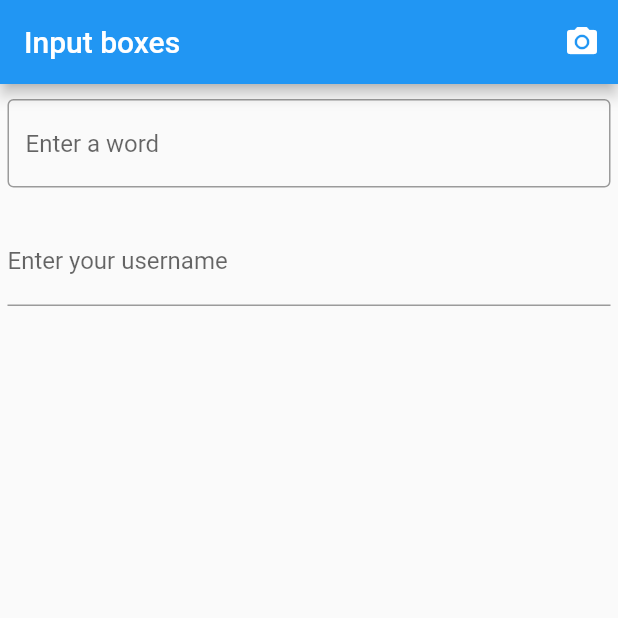
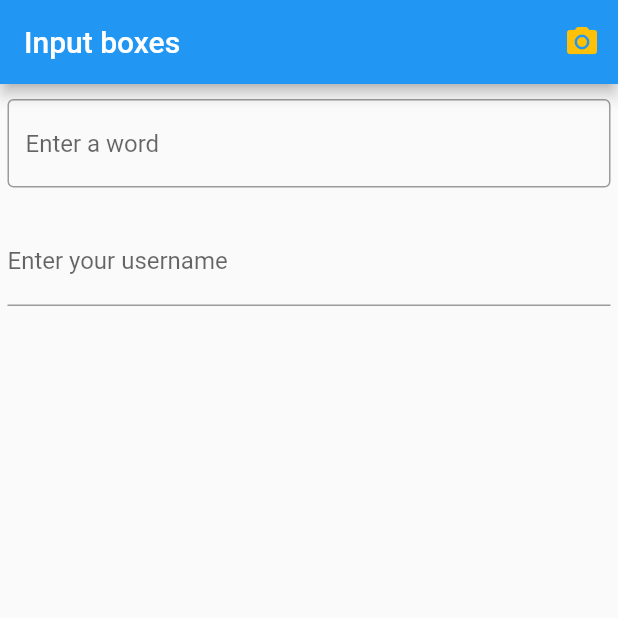
Before and after one commit to Davidpurtill1101011/Learning_Flutter_Basics, a Flutter app: the screen it shows after launch, on a phone screen of 412 x 824 dp, the top half of it. Run offline on Flutter 3.47's test engine with Material 2 defaults, Android fonts, the phone set to English and light mode, and no system bars.

```diff
--- a/lib/main.dart
+++ b/lib/main.dart
@@ -15,8 +15,8 @@ class MyApp extends StatelessWidget {
           title: const Text(appTitle),
           actions: <Widget>[
             IconButton(
-              icon: Icon(Icons.camera_alt),
-              onPressed: () => {},
+              icon: Icon(Icons.camera_alt, color: Colors.amber),
+              onPressed: () => {print('Button top right was clicked')},
             ),
           ],
         ),
```
